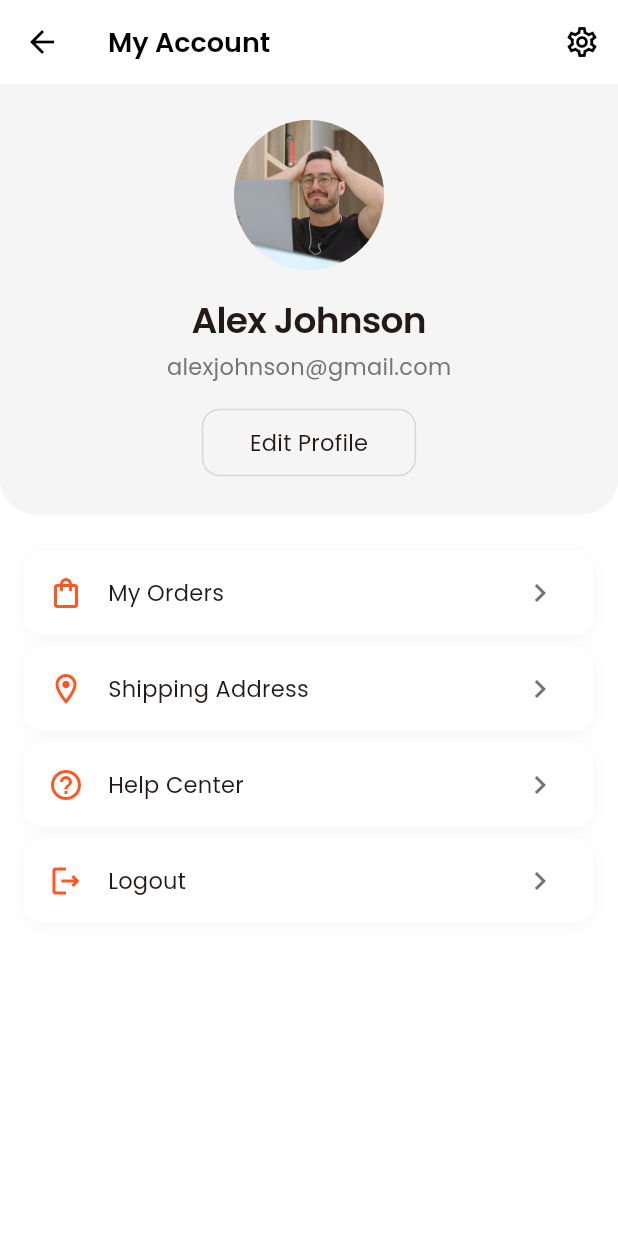
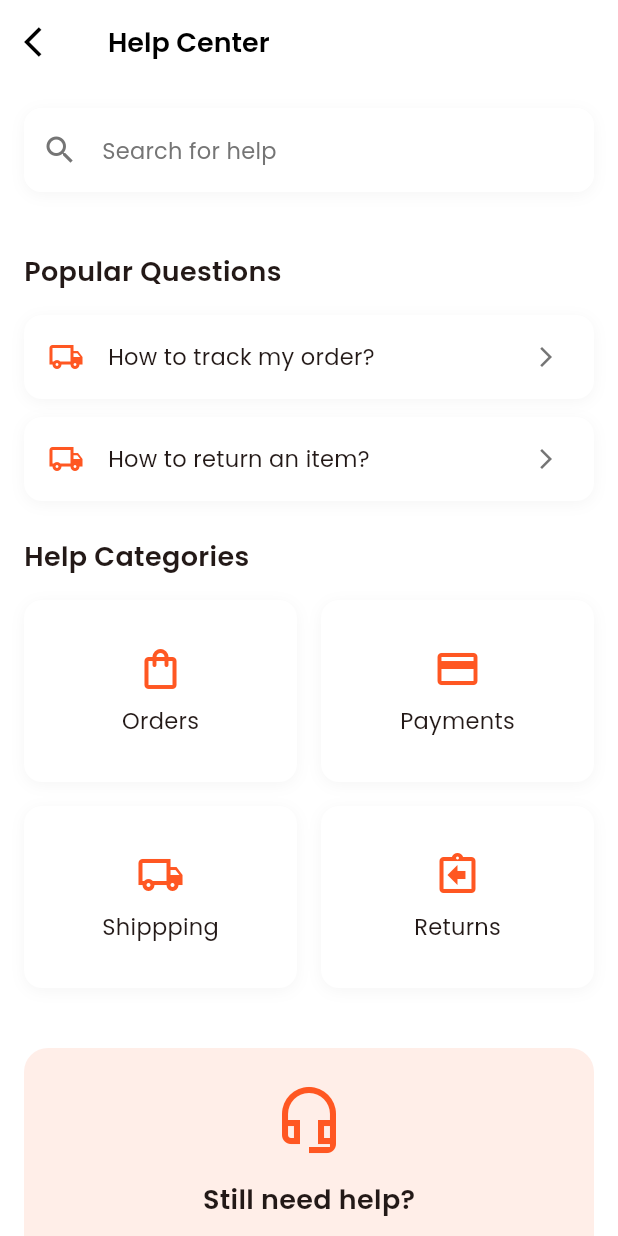
Before and after one commit to Shadrach01/ecommerce_app, a Flutter app: the AccountScreen screen opened directly, after a tap on "Help Center", on a phone screen of 412 x 824 dp. Run offline on Flutter 3.47's test engine with Material 3 defaults, Android fonts, the phone set to English and light mode, and no system bars; our stand-ins replace get, get_storage, google_fonts, share_plus; accounts and stored records are empty.

Commit message:
done with help center screen

```diff
--- a/lib/features/account_screen.dart
+++ b/lib/features/account_screen.dart
@@ -1,5 +1,6 @@
 import 'package:ecommerce_app/controllers/auth_controller.dart';
 import 'package:ecommerce_app/features/edit%20profile/screens/edit_profile_screen.dart';
+import 'package:ecommerce_app/features/help%20center/views/screens/help_center_screen.dart';
 import 'package:ecommerce_app/features/my%20orders/view/screens/my_orders_screen.dart';
 import 'package:ecommerce_app/features/shipping%20address/shipping_address_screen.dart';
 import 'package:ecommerce_app/utils/app_textstyles.dart';
@@ -191,7 +192,7 @@ class AccountScreen extends StatelessWidget {
                     'Shipping Address') {
                   Get.to(() => ShippingAddressScreen());
                 } else if (item['title'] == 'Help Center') {
-                  // navigate to my help center screen
+                  Get.to(() => HelpCenterScreen());
                 }
               },
             ),
--- /dev/null
+++ b/lib/features/help center/views/screens/help_center_screen.dart
@@ -0,0 +1,99 @@
+import 'package:ecommerce_app/features/help%20center/views/widgets/contact_support_section.dart';
+import 'package:ecommerce_app/features/help%20center/views/widgets/help_categories_section.dart';
+import 'package:ecommerce_app/features/help%20center/views/widgets/popular_questions_section.dart';
+import 'package:ecommerce_app/utils/app_textstyles.dart';
+import 'package:flutter/material.dart';
+import 'package:get/get.dart';
+
+class HelpCenterScreen extends StatelessWidget {
+  const HelpCenterScreen({super.key});
+
+  @override
+  Widget build(BuildContext context) {
+    final isDark =
+        Theme.of(context).brightness == Brightness.dark;
+
+    return Scaffold(
+      backgroundColor: Theme.of(
+        context,
+      ).scaffoldBackgroundColor,
+      appBar: AppBar(
+        leading: IconButton(
+          onPressed: () => Get.back(),
+          icon: Icon(
+            Icons.arrow_back_ios,
+            color: isDark ? Colors.white : Colors.black,
+          ),
+        ),
+        title: Text(
+          'Help Center',
+          style: AppTextStyles.withColor(
+            AppTextStyles.h3,
+            isDark ? Colors.white : Colors.black,
+          ),
+        ),
+      ),
+
+      body: SingleChildScrollView(
+        child: Column(
+          crossAxisAlignment: CrossAxisAlignment.start,
+          children: [
+            _buildSearchBar(context, isDark),
+            const SizedBox(height: 24),
+            const PopularQuestionsSection(),
+            const SizedBox(height: 24),
+            const HelpCategoriesSection(),
+            const SizedBox(height: 24),
+            const ContactSupportSection(),
+          ],
+        ),
+      ),
+    );
+  }
+
+  Widget _buildSearchBar(
+    BuildContext context,
+    bool isDark,
+  ) {
+    return Container(
+      margin: const EdgeInsets.all(16),
+      decoration: BoxDecoration(
+        color: Theme.of(context).cardColor,
+        borderRadius: BorderRadius.circular(12),
+        boxShadow: [
+          BoxShadow(
+            color: isDark
+                ? Colors.black.withOpacity(0.2)
+                : Colors.grey.withOpacity(0.1),
+            blurRadius: 8,
+            offset: const Offset(0, 2),
+          ),
+        ],
+      ),
+
+      child: TextField(
+        decoration: InputDecoration(
+          hintText: 'Search for help',
+          hintStyle: AppTextStyles.withColor(
+            AppTextStyles.bodyMedium,
+            isDark ? Colors.grey[400]! : Colors.grey[600]!,
+          ),
+
+          prefixIcon: Icon(
+            Icons.search,
+            color: isDark
+                ? Colors.grey[400]
+                : Colors.grey[600],
+          ),
+
+          border: OutlineInputBorder(
+            borderRadius: BorderRadius.circular(12),
+            borderSide: BorderSide.none,
+          ),
+          filled: true,
+          fillColor: Theme.of(context).cardColor,
+        ),
+      ),
+    );
+  }
+}
--- /dev/null
+++ b/lib/features/help center/views/widgets/category_card.dart
@@ -0,0 +1,59 @@
+import 'package:ecommerce_app/utils/app_textstyles.dart';
+import 'package:flutter/material.dart';
+
+class CategoryCard extends StatelessWidget {
+  final String title;
+  final IconData icon;
+  const CategoryCard({
+    super.key,
+    required this.title,
+    required this.icon,
+  });
+
+  @override
+  Widget build(BuildContext context) {
+    final isDark =
+        Theme.of(context).brightness == Brightness.dark;
+
+    return Container(
+      decoration: BoxDecoration(
+        color: Theme.of(context).cardColor,
+        borderRadius: BorderRadius.circular(12),
+        boxShadow: [
+          BoxShadow(
+            color: isDark
+                ? Colors.black.withOpacity(0.2)
+                : Colors.grey.withOpacity(0.1),
+            blurRadius: 8,
+            offset: const Offset(0, 2),
+          ),
+        ],
+      ),
+      child: InkWell(
+        onTap: () {},
+        borderRadius: BorderRadius.circular(12),
+        child: Column(
+          mainAxisAlignment: MainAxisAlignment.center,
+          children: [
+            Icon(
+              icon,
+              color: Theme.of(context).primaryColor,
+              size: 32,
+            ),
+
+            const SizedBox(height: 8),
+            Text(
+              title,
+              style: AppTextStyles.withColor(
+                AppTextStyles.bodyMedium,
+                Theme.of(
+                  context,
+                ).textTheme.bodyLarge!.color!,
+              ),
+            ),
+          ],
+        ),
+      ),
+    );
+  }
+}
--- /dev/null
+++ b/lib/features/help center/views/widgets/contact_support_section.dart
@@ -0,0 +1,81 @@
+import 'package:ecommerce_app/utils/app_textstyles.dart';
+import 'package:flutter/material.dart';
+
+class ContactSupportSection extends StatelessWidget {
+  const ContactSupportSection({super.key});
+
+  @override
+  Widget build(BuildContext context) {
+    final isDark =
+        Theme.of(context).brightness == Brightness.dark;
+
+    return Container(
+      margin: const EdgeInsets.all(16),
+      padding: const EdgeInsets.all(24),
+      width: double.infinity,
+      decoration: BoxDecoration(
+        color: Theme.of(
+          context,
+        ).primaryColor.withOpacity(0.1),
+        borderRadius: BorderRadius.circular(16),
+      ),
+      child: Column(
+        children: [
+          Icon(
+            Icons.headset_mic_outlined,
+            color: Theme.of(context).primaryColor,
+            size: 48,
+          ),
+
+          const SizedBox(height: 16),
+
+          Text(
+            'Still need help?',
+            style: AppTextStyles.withColor(
+              AppTextStyles.h3,
+              Theme.of(context).textTheme.bodyLarge!.color!,
+            ),
+          ),
+
+          const SizedBox(height: 8),
+
+          Text(
+            'Contact our support team',
+            style: AppTextStyles.withColor(
+              AppTextStyles.bodyMedium,
+              isDark
+                  ? Colors.grey[400]!
+                  : Colors.grey[600]!,
+            ),
+            textAlign: TextAlign.center,
+          ),
+          const SizedBox(height: 16),
+          ElevatedButton(
+            onPressed: () {},
+            style: ElevatedButton.styleFrom(
+              backgroundColor: Theme.of(
+                context,
+              ).primaryColor,
+              elevation: 0,
+              padding: const EdgeInsets.symmetric(
+                horizontal: 32,
+                vertical: 12,
+              ),
+
+              shape: RoundedRectangleBorder(
+                borderRadius: BorderRadius.circular(12),
+              ),
+            ),
+            child: Text(
+              'Logout',
+              style: AppTextStyles.withColor(
+                AppTextStyles.buttonMedium,
+                Colors.white,
+              ),
+            ),
+          ),
+        ],
+      ),
+    );
+  }
+}
--- /dev/null
+++ b/lib/features/help center/views/widgets/help_categories_section.dart
@@ -0,0 +1,60 @@
+import 'package:ecommerce_app/features/help%20center/views/widgets/category_card.dart';
+import 'package:ecommerce_app/utils/app_textstyles.dart';
+import 'package:flutter/material.dart';
+
+class HelpCategoriesSection extends StatelessWidget {
+  const HelpCategoriesSection({super.key});
+
+  @override
+  Widget build(BuildContext context) {
+    final categories = [
+      {
+        'icon': Icons.shopping_bag_outlined,
+        'title': 'Orders',
+      },
+      {'icon': Icons.payment_outlined, 'title': 'Payments'},
+      {
+        'icon': Icons.local_shipping_outlined,
+        'title': 'Shippping',
+      },
+      {
+        'icon': Icons.assignment_return_outlined,
+        'title': 'Returns',
+      },
+    ];
+    return Padding(
+      padding: const EdgeInsets.symmetric(horizontal: 16),
+      child: Column(
+        crossAxisAlignment: CrossAxisAlignment.start,
+        children: [
+          Text(
+            'Help Categories',
+            style: AppTextStyles.withColor(
+              AppTextStyles.h3,
+              Theme.of(context).textTheme.bodyLarge!.color!,
+            ),
+          ),
+          const SizedBox(height: 16),
+          GridView.builder(
+            shrinkWrap: true,
+            physics: NeverScrollableScrollPhysics(),
+            gridDelegate:
+                const SliverGridDelegateWithFixedCrossAxisCount(
+                  crossAxisCount: 2,
+                  crossAxisSpacing: 16,
+                  mainAxisSpacing: 16,
+                  childAspectRatio: 1.5,
+                ),
+            itemCount: categories.length,
+            itemBuilder: (context, index) {
+              return CategoryCard(
+                title: categories[index]['title'] as String,
+                icon: categories[index]['icon'] as IconData,
+              );
+            },
+          ),
+        ],
+      ),
+    );
+  }
+}
--- /dev/null
+++ b/lib/features/help center/views/widgets/popular_questions_section.dart
@@ -0,0 +1,40 @@
+import 'package:ecommerce_app/features/help%20center/views/widgets/question_card.dart';
+import 'package:ecommerce_app/utils/app_textstyles.dart';
+import 'package:flutter/material.dart';
+
+class PopularQuestionsSection extends StatelessWidget {
+  const PopularQuestionsSection({super.key});
+
+  @override
+  Widget build(BuildContext context) {
+    return Padding(
+      padding: const EdgeInsets.symmetric(horizontal: 16),
+      child: Column(
+        crossAxisAlignment: CrossAxisAlignment.start,
+        children: [
+          Text(
+            'Popular Questions',
+            style: AppTextStyles.withColor(
+              AppTextStyles.h3,
+              Theme.of(context).textTheme.bodyLarge!.color!,
+            ),
+          ),
+
+          const SizedBox(height: 16),
+
+          const QuestionCard(
+            title: 'How to track my order?',
+            icon: Icons.local_shipping_outlined,
+          ),
+
+          const SizedBox(height: 12),
+
+          const QuestionCard(
+            title: 'How to return an item?',
+            icon: Icons.local_shipping_outlined,
+          ),
+        ],
+      ),
+    );
+  }
+}
--- /dev/null
+++ b/lib/features/help center/views/widgets/question_card.dart
@@ -0,0 +1,180 @@
+import 'package:ecommerce_app/utils/app_textstyles.dart';
+import 'package:flutter/material.dart';
+import 'package:get/get.dart';
+
+class QuestionCard extends StatelessWidget {
+  final String title;
+  final IconData icon;
+
+  const QuestionCard({
+    super.key,
+    required this.title,
+    required this.icon,
+  });
+
+  @override
+  Widget build(BuildContext context) {
+    final isDark =
+        Theme.of(context).brightness == Brightness.dark;
+
+    return Container(
+      decoration: BoxDecoration(
+        color: Theme.of(context).cardColor,
+        borderRadius: BorderRadius.circular(12),
+        boxShadow: [
+          BoxShadow(
+            color: isDark
+                ? Colors.black.withOpacity(0.2)
+                : Colors.grey.withOpacity(0.1),
+            blurRadius: 8,
+            offset: const Offset(0, 2),
+          ),
+        ],
+      ),
+
+      child: ListTile(
+        leading: Icon(
+          icon,
+          color: Theme.of(context).primaryColor,
+        ),
+        title: Text(
+          title,
+          style: AppTextStyles.withColor(
+            AppTextStyles.bodyMedium,
+            Theme.of(context).textTheme.bodyLarge!.color!,
+          ),
+        ),
+
+        trailing: Icon(
+          Icons.arrow_forward_ios,
+          color: isDark
+              ? Colors.grey[400]
+              : Colors.grey[600],
+          size: 16,
+        ),
+
+        onTap: () =>
+            _showAnswerBottomSheet(context, title, isDark),
+      ),
+    );
+  }
+
+  void _showAnswerBottomSheet(
+    BuildContext context,
+    String question,
+    bool isDark,
+  ) {
+    Get.bottomSheet(
+      Container(
+        padding: const EdgeInsets.all(24),
+        decoration: BoxDecoration(
+          color: Theme.of(context).scaffoldBackgroundColor,
+          borderRadius: const BorderRadius.vertical(
+            top: Radius.circular(20),
+          ),
+        ),
+
+        child: Column(
+          mainAxisSize: MainAxisSize.min,
+          crossAxisAlignment: CrossAxisAlignment.start,
+
+          children: [
+            Row(
+              mainAxisAlignment:
+                  MainAxisAlignment.spaceBetween,
+              children: [
+                Expanded(
+                  child: Text(
+                    question,
+                    style: AppTextStyles.withColor(
+                      AppTextStyles.h3,
+                      Theme.of(
+                        context,
+                      ).textTheme.bodyLarge!.color!,
+                    ),
+                  ),
+                ),
+                IconButton(
+                  onPressed: () => Get.back(),
+                  icon: Icon(
+                    Icons.close,
+                    color: isDark
+                        ? Colors.white
+                        : Colors.black,
+                  ),
+                ),
+              ],
+            ),
+
+            const SizedBox(height: 24),
+            Text(
+              _getAnswer(question),
+              style: AppTextStyles.withColor(
+                AppTextStyles.bodyMedium,
+                isDark
+                    ? Colors.grey[400]!
+                    : Colors.grey[600]!,
+              ),
+            ),
+
+            const SizedBox(height: 24),
+
+            SizedBox(
+              width: double.infinity,
+              child: ElevatedButton(
+                onPressed: () => Get.back(),
+                style: ElevatedButton.styleFrom(
+                  backgroundColor: Theme.of(
+                    context,
+                  ).primaryColor,
+
+                  padding: const EdgeInsets.symmetric(
+                    vertical: 16,
+                  ),
+
+                  shape: RoundedRectangleBorder(
+                    borderRadius: BorderRadius.circular(12),
+                  ),
+                ),
+                child: Text(
+                  'Got It',
+                  style: AppTextStyles.withColor(
+                    AppTextStyles.buttonMedium,
+                    Colors.white,
+                  ),
+                ),
+              ),
+            ),
+          ],
+        ),
+      ),
+      isScrollControlled: true,
+      backgroundColor: Colors.transparent,
+    );
+  }
+
+  String _getAnswer(String question) {
+    final answers = {
+      'How to track my order?':
+          'To track your order:\n\n'
+          '1. Go to "My Orders" in your account\n'
+          '2. Select the order you want to track\n'
+          '3. Click on "Track Order"\n'
+          '4. You\'ll see real time updates about your package location\n'
+          'You can also click on the tracking number in your order confirmation email to track your package direcly.',
+      'How to return an item?':
+          'To return an item:\n\n'
+          '1. Go to "My Orders" in your account\n'
+          '2. Select the order with the item you want to return\n'
+          '3. Click on "Return Item"\n'
+          '4. Select the reason for the return\n'
+          '5. Print the return label\n'
+          '6. pack the item securely\n'
+          '7. Drop off the package at the nearest shipping location\n\n'
+          'Returns must be intiated within 30 days of delivery. Once we receive the item, your refund will be processed within 5-7 business days.',
+    };
+
+    return answers[question] ??
+        'Informationnot available. Please contact support for assistance';
+  }
+}
```
